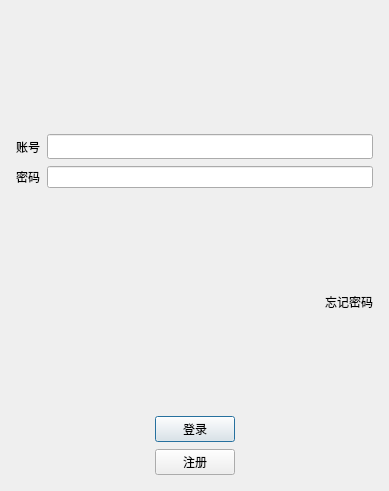
Above: client/ui/logindlg.ui from wsldhyo/LightChat before the change. Below: the same form after it.
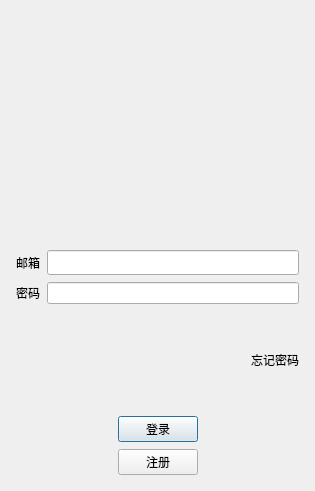
That is the form after the change. Custom widgets are drawn as their Qt base class.

Patch:
```diff
--- a/client/ui/logindlg.ui
+++ b/client/ui/logindlg.ui
@@ -6,7 +6,7 @@
    <rect>
     <x>0</x>
     <y>0</y>
-    <width>389</width>
+    <width>315</width>
     <height>491</height>
    </rect>
   </property>
@@ -42,9 +42,34 @@
        <property name="text">
         <string/>
        </property>
-       <property name="alignment">
-        <set>Qt::AlignCenter</set>
+      </widget>
+     </item>
+     <item>
+      <widget class="QWidget" name="widget" native="true">
+       <property name="minimumSize">
+        <size>
+         <width>0</width>
+         <height>20</height>
+        </size>
        </property>
+       <layout class="QVBoxLayout" name="verticalLayout_3">
+        <item>
+         <widget class="QLabel" name="head_lbl">
+          <property name="minimumSize">
+           <size>
+            <width>0</width>
+            <height>150</height>
+           </size>
+          </property>
+          <property name="text">
+           <string/>
+          </property>
+          <property name="alignment">
+           <set>Qt::AlignHCenter|Qt::AlignTop</set>
+          </property>
+         </widget>
+        </item>
+       </layout>
       </widget>
      </item>
      <item>
@@ -65,7 +90,7 @@
        <item>
         <widget class="QLabel" name="user_lbl">
          <property name="text">
-          <string>账号</string>
+          <string>邮箱</string>
          </property>
         </widget>
        </item>
```
Left out of the diff: 6 changed lines with no effect on the pictures.
